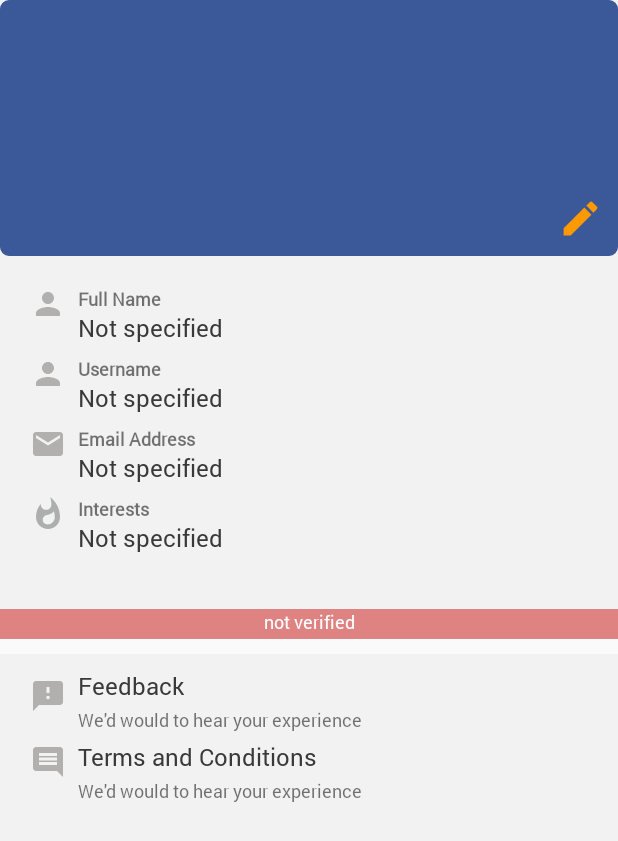
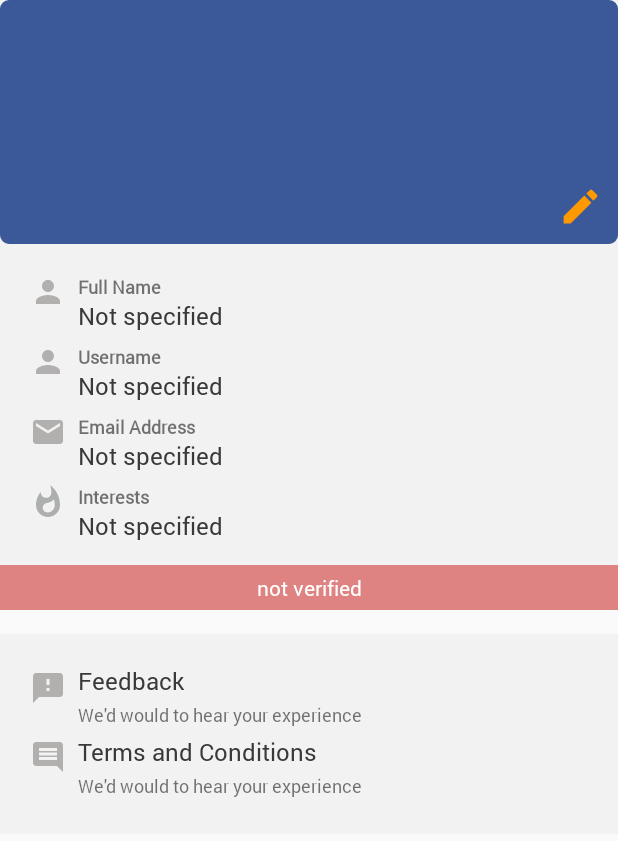
Before and after one commit to JessieMobileDev/Letschill_Android, an Android app: the fragment ProfileFragment shown on its own in the app's theme, on a phone screen of 412 x 824 dp. Shown: the top 841 px of the screen. Run offline under Robolectric (Android 15) with nearby library versions, the phone set to English and light mode, and no system bars; our stand-ins replace Firebase (no records; nobody signed in at launch, a user with empty details on screens opened directly).

Commit message:
Fixed: Issues with editting profile.

```diff
--- a/LetsChill_FinalProject/app/src/main/java/com/example/prajwalramamurthy/letschill_finalproject/fragments/ProfileFragment.java
+++ b/LetsChill_FinalProject/app/src/main/java/com/example/prajwalramamurthy/letschill_finalproject/fragments/ProfileFragment.java
@@ -17,9 +17,10 @@ import android.widget.Button;
 import android.widget.TextView;
 
 import com.example.prajwalramamurthy.letschill_finalproject.R;
-import com.example.prajwalramamurthy.letschill_finalproject.data_model.Event;
 import com.example.prajwalramamurthy.letschill_finalproject.data_model.User;
 import com.example.prajwalramamurthy.letschill_finalproject.utility.MenuIntentHandler;
+import com.google.firebase.database.DatabaseReference;
+import com.google.firebase.database.FirebaseDatabase;
 
 public class ProfileFragment extends Fragment implements View.OnClickListener {
 
@@ -29,6 +30,7 @@ public class ProfileFragment extends Fragment implements View.OnClickListener {
     private ConstraintLayout mContraintLayout_verifiedTag;
     private ProfileInterface mProfileInterface;
     private User mRetrievedUser;
+    private DatabaseReference mDBReference;
 
     // Constants
     private static final String ARG_LOGGED_USER = "ARG_LOGGED_USER";
@@ -110,8 +112,10 @@ public class ProfileFragment extends Fragment implements View.OnClickListener {
             if (mRetrievedUser != null) {
 
                 // Apply the retrieved object data to where it's needed on the UI
+                mTextView_fullName.setText(mRetrievedUser.getFullName());
                 mTextView_username.setText(mRetrievedUser.getUsername());
                 mTextView_email.setText(mRetrievedUser.getEmail());
+
 
                 // Concatenate all the interests into one string, breaking line right after each one
                 StringBuilder sb = new StringBuilder();
--- a/LetsChill_FinalProject/app/src/main/res/layout/fragment_profile.xml
+++ b/LetsChill_FinalProject/app/src/main/res/layout/fragment_profile.xml
@@ -3,15 +3,13 @@
     xmlns:app="http://schemas.android.com/apk/res-auto"
     xmlns:tools="http://schemas.android.com/tools"
     android:layout_width="match_parent"
-    android:layout_height="match_parent">
+    android:layout_height="match_parent"
+    android:id="@+id/topLayer">
 
     <ScrollView
         android:id="@+id/scrollView_createEvent"
         android:layout_width="match_parent"
         android:layout_height="match_parent"
-        android:layout_marginStart="0dp"
-        android:layout_marginTop="0dp"
-        android:layout_marginEnd="0dp"
         android:orientation="vertical"
         app:layout_constraintBottom_toBottomOf="parent"
         app:layout_constraintEnd_toEndOf="parent"
@@ -19,22 +17,18 @@
         app:layout_constraintTop_toTopOf="parent">
 
 
-        <android.support.constraint.ConstraintLayout
+        <LinearLayout
             android:id="@+id/frame_inside"
             android:layout_width="match_parent"
             android:layout_height="wrap_content"
-            app:layout_constraintBottom_toBottomOf="parent"
-            app:layout_constraintEnd_toEndOf="parent"
-            app:layout_constraintStart_toStartOf="parent"
-            app:layout_constraintTop_toTopOf="parent">
-
+            android:orientation="vertical">
 
             <android.support.constraint.ConstraintLayout
                 android:id="@+id/constraint_card"
                 android:layout_width="match_parent"
-                android:layout_height="0dp"
+                android:layout_height="wrap_content"
+                android:layout_marginBottom="16dp"
                 android:background="#F2F2F2"
-                app:layout_constraintBottom_toTopOf="@+id/guideline9"
                 app:layout_constraintEnd_toEndOf="@+id/frame_inside"
                 app:layout_constraintStart_toStartOf="@+id/frame_inside"
                 app:layout_constraintTop_toTopOf="@+id/frame_inside">
@@ -152,11 +146,12 @@
                     android:id="@+id/textView_interestsSubTitle"
                     style="@style/profile_subtitle_style"
                     android:layout_width="0dp"
-                    android:layout_height="0dp"
+                    android:layout_height="wrap_content"
                     android:layout_marginEnd="20dp"
-                    android:layout_marginBottom="8dp"
+                    android:layout_marginBottom="15dp"
+                    android:maxLines="20"
+                    android:scrollbars="vertical"
                     android:text="@string/profile_notSpecified"
-                    android:scrollbars="vertical"
                     app:layout_constraintBottom_toTopOf="@+id/constraint_profile_notVerified"
                     app:layout_constraintEnd_toEndOf="parent"
                     app:layout_constraintStart_toStartOf="@+id/textView_interestsTitle"
@@ -174,7 +169,7 @@
                 <android.support.constraint.ConstraintLayout
                     android:id="@+id/constraint_profile_notVerified"
                     android:layout_width="0dp"
-                    android:layout_height="20dp"
+                    android:layout_height="30dp"
                     android:background="#DE8282"
                     app:layout_constraintBottom_toBottomOf="parent"
                     app:layout_constraintEnd_toEndOf="parent"
@@ -184,7 +179,7 @@
                         android:id="@+id/textView29"
                         style="@style/profile_notVerified"
                         android:layout_width="0dp"
-                        android:layout_height="22dp"
+                        android:layout_height="0dp"
                         android:text="@string/profile_notVerified"
                         android:textAlignment="center"
                         app:layout_constraintBottom_toBottomOf="parent"
@@ -192,7 +187,7 @@
                         app:layout_constraintHorizontal_bias="0.0"
                         app:layout_constraintStart_toStartOf="parent"
                         app:layout_constraintTop_toTopOf="parent"
-                        app:layout_constraintVertical_bias="0.0" />
+                        app:layout_constraintVertical_bias="0.51" />
                 </android.support.constraint.ConstraintLayout>
 
                 <ImageView
@@ -216,31 +211,22 @@
 
             </android.support.constraint.ConstraintLayout>
 
-            <android.support.constraint.Guideline
-                android:id="@+id/guideline9"
-                android:layout_width="wrap_content"
-                android:layout_height="wrap_content"
-                android:orientation="horizontal"
-                app:layout_constraintBottom_toTopOf="@+id/second_card_profile"
-                app:layout_constraintGuide_percent="0.75" />
-
             <android.support.constraint.ConstraintLayout
                 android:id="@+id/second_card_profile"
-                android:layout_width="0dp"
-                android:layout_height="132dp"
-                android:layout_marginTop="10dp"
+                android:layout_width="match_parent"
+                android:layout_height="match_parent"
                 android:background="#F2F2F2"
-                app:layout_constraintBottom_toBottomOf="parent"
                 app:layout_constraintEnd_toEndOf="parent"
+                app:layout_constraintHorizontal_bias="0.0"
                 app:layout_constraintStart_toStartOf="parent"
-                app:layout_constraintTop_toTopOf="@+id/guideline9">
+                tools:layout_editor_absoluteY="379dp">
 
                 <ImageView
                     android:id="@+id/imageView14"
                     android:layout_width="wrap_content"
                     android:layout_height="wrap_content"
                     android:layout_marginStart="20dp"
-                    android:layout_marginTop="16dp"
+                    android:layout_marginTop="24dp"
                     app:layout_constraintStart_toStartOf="parent"
                     app:layout_constraintTop_toTopOf="parent"
                     app:srcCompat="@drawable/ic_feedback_black_24dp" />
@@ -251,7 +237,7 @@
                     android:layout_width="wrap_content"
                     android:layout_height="wrap_content"
                     android:layout_marginStart="8dp"
-                    android:layout_marginTop="10dp"
+                    android:layout_marginTop="20dp"
                     android:text="@string/profile_feedback_title"
                     app:layout_constraintStart_toEndOf="@+id/imageView14"
                     app:layout_constraintTop_toTopOf="parent" />
@@ -286,7 +272,9 @@
                     android:layout_height="wrap_content"
                     android:layout_marginTop="3dp"
                     android:layout_marginEnd="20dp"
+                    android:layout_marginBottom="24dp"
                     android:text="@string/profile_feedback_subtitle"
+                    app:layout_constraintBottom_toBottomOf="parent"
                     app:layout_constraintEnd_toEndOf="parent"
                     app:layout_constraintStart_toStartOf="@+id/textView_termsTitle"
                     app:layout_constraintTop_toBottomOf="@+id/textView_termsTitle" />
@@ -300,7 +288,7 @@
                     app:layout_constraintTop_toBottomOf="@+id/textView_feedbackSubTitle"
                     app:srcCompat="@drawable/ic_comment_black_24dp" />
             </android.support.constraint.ConstraintLayout>
-        </android.support.constraint.ConstraintLayout>
+        </LinearLayout>
     </ScrollView>
 
 </android.support.constraint.ConstraintLayout>
--- a/LetsChill_FinalProject/app/src/main/res/values/styles.xml
+++ b/LetsChill_FinalProject/app/src/main/res/values/styles.xml
@@ -102,7 +102,8 @@
 
     <style name="profile_notVerified">
         <item name="android:fontFamily">@font/roboto_regular</item>
-        <item name="android:textSize">12sp</item>
+        <item name="android:textSize">14sp</item>
+        <item name="android:gravity">center</item>
         <item name="android:textColor">@android:color/white</item>
     </style>
 
```
Also changed, not shown: LetsChill_FinalProject/app/src/main/java/com/example/prajwalramamurthy/letschill_finalproject/activities/SignInUpActivity.java (+15 -14 lines), LetsChill_FinalProject/app/src/main/java/com/example/prajwalramamurthy/letschill_finalproject/data_model/User.java (+54 -24 lines), LetsChill_FinalProject/app/src/main/java/com/example/prajwalramamurthy/letschill_finalproject/fragments/EditProfileFragment.java (+61 -57 lines), LetsChill_FinalProject/app/src/main/java/com/example/prajwalramamurthy/letschill_finalproject/fragments/SignUpFragment.java (+8 -3 lines), LetsChill_FinalProject/app/src/main/res/layout/fragment_edit_profile.xml (+11 -46 lines).
